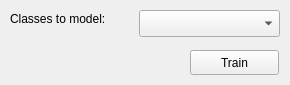
This is windows/ml_service_map.ui in sensehawk/qgis_plugin as Qt 5 draws it before an edit. The edited form follows.
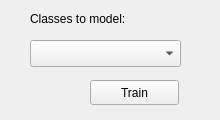
This is the edited form. Custom widgets are drawn as their Qt base class.

Patch:
```diff
--- a/windows/ml_service_map.ui
+++ b/windows/ml_service_map.ui
@@ -6,8 +6,8 @@
    <rect>
     <x>0</x>
     <y>0</y>
-    <width>290</width>
-    <height>85</height>
+    <width>220</width>
+    <height>120</height>
    </rect>
   </property>
   <property name="sizePolicy">
@@ -18,8 +18,8 @@
   </property>
   <property name="minimumSize">
    <size>
-    <width>290</width>
-    <height>85</height>
+    <width>220</width>
+    <height>120</height>
    </size>
   </property>
   <property name="windowTitle">
@@ -28,8 +28,8 @@
   <widget class="QPushButton" name="trainButton">
    <property name="geometry">
     <rect>
-     <x>190</x>
-     <y>50</y>
+     <x>90</x>
+     <y>80</y>
      <width>89</width>
      <height>25</height>
     </rect>
@@ -41,7 +41,7 @@
   <widget class="QLabel" name="classesToModelLabel">
    <property name="geometry">
     <rect>
-     <x>10</x>
+     <x>30</x>
      <y>10</y>
      <width>121</width>
      <height>17</height>
@@ -54,9 +54,9 @@
   <widget class="QgsCheckableComboBox" name="classesComboBox">
    <property name="geometry">
     <rect>
-     <x>139</x>
-     <y>10</y>
-     <width>141</width>
+     <x>30</x>
+     <y>40</y>
+     <width>151</width>
      <height>27</height>
     </rect>
    </property>
```
